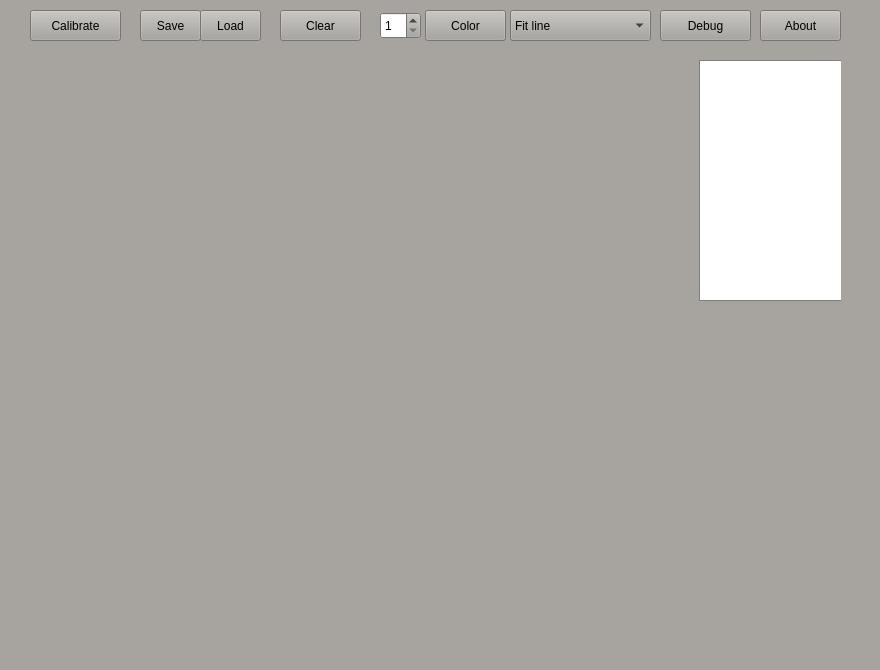
Old version of the form src/webcamWizard.ui in the repository laciKE/WebcamWizard.
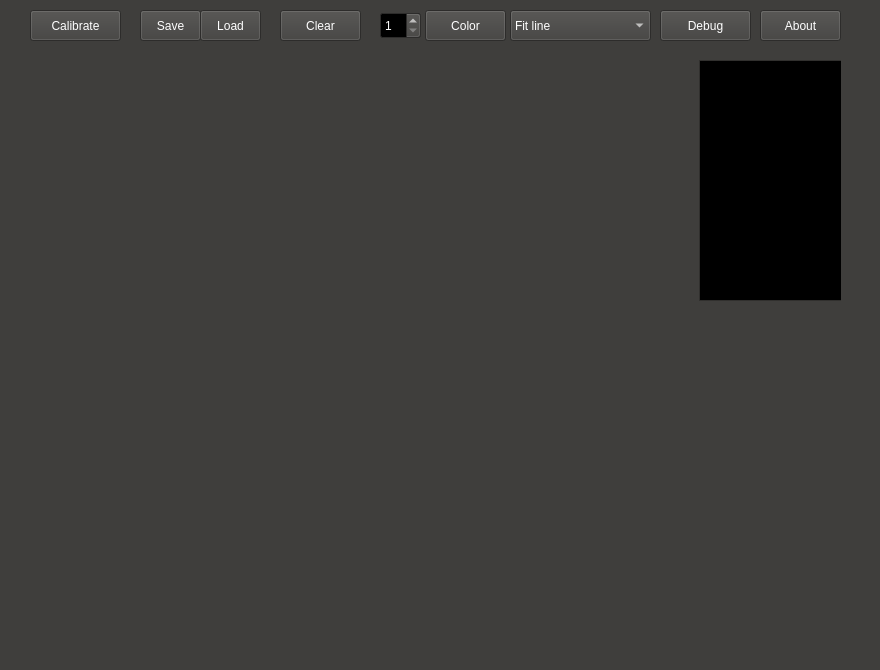
New version of the form.

```diff
--- a/src/webcamWizard.ui
+++ b/src/webcamWizard.ui
@@ -28,63 +28,63 @@
      <colorrole role="WindowText">
       <brush brushstyle="SolidPattern">
        <color alpha="255">
-        <red>0</red>
-        <green>0</green>
-        <blue>0</blue>
+        <red>255</red>
+        <green>255</green>
+        <blue>255</blue>
        </color>
       </brush>
      </colorrole>
      <colorrole role="Button">
       <brush brushstyle="SolidPattern">
        <color alpha="255">
-        <red>167</red>
-        <green>164</green>
-        <blue>159</blue>
+        <red>63</red>
+        <green>62</green>
+        <blue>60</blue>
        </color>
       </brush>
      </colorrole>
      <colorrole role="Light">
       <brush brushstyle="SolidPattern">
        <color alpha="255">
-        <red>251</red>
-        <green>246</green>
-        <blue>239</blue>
+        <red>94</red>
+        <green>93</green>
+        <blue>90</blue>
        </color>
       </brush>
      </colorrole>
      <colorrole role="Midlight">
       <brush brushstyle="SolidPattern">
        <color alpha="255">
-        <red>209</red>
-        <green>205</green>
-        <blue>199</blue>
+        <red>78</red>
+        <green>77</green>
+        <blue>75</blue>
        </color>
       </brush>
      </colorrole>
      <colorrole role="Dark">
       <brush brushstyle="SolidPattern">
        <color alpha="255">
-        <red>83</red>
-        <green>82</green>
-        <blue>79</blue>
+        <red>31</red>
+        <green>31</green>
+        <blue>30</blue>
        </color>
       </brush>
      </colorrole>
      <colorrole role="Mid">
       <brush brushstyle="SolidPattern">
        <color alpha="255">
-        <red>111</red>
-        <green>109</green>
-        <blue>106</blue>
+        <red>42</red>
+        <green>41</green>
+        <blue>40</blue>
        </color>
       </brush>
      </colorrole>
      <colorrole role="Text">
       <brush brushstyle="SolidPattern">
        <color alpha="255">
-        <red>0</red>
-        <green>0</green>
-        <blue>0</blue>
+        <red>255</red>
+        <green>255</green>
+        <blue>255</blue>
        </color>
       </brush>
      </colorrole>
@@ -100,27 +100,27 @@
      <colorrole role="ButtonText">
       <brush brushstyle="SolidPattern">
        <color alpha="255">
-        <red>0</red>
-        <green>0</green>
-        <blue>0</blue>
+        <red>255</red>
+        <green>255</green>
+        <blue>255</blue>
        </color>
       </brush>
      </colorrole>
      <colorrole role="Base">
       <brush brushstyle="SolidPattern">
        <color alpha="255">
-        <red>255</red>
-        <green>255</green>
-        <blue>255</blue>
+        <red>0</red>
+        <green>0</green>
+        <blue>0</blue>
        </color>
       </brush>
      </colorrole>
      <colorrole role="Window">
       <brush brushstyle="SolidPattern">
        <color alpha="255">
-        <red>167</red>
-        <green>164</green>
-        <blue>159</blue>
+        <red>63</red>
+        <green>62</green>
+        <blue>60</blue>
        </color>
       </brush>
      </colorrole>
@@ -136,9 +136,9 @@
      <colorrole role="AlternateBase">
       <brush brushstyle="SolidPattern">
        <color alpha="255">
-        <red>211</red>
-        <green>209</green>
-        <blue>207</blue>
+        <red>31</red>
+        <green>31</green>
+        <blue>30</blue>
        </color>
       </brush>
      </colorrole>
@@ -165,63 +165,63 @@
      <colorrole role="WindowText">
       <brush brushstyle="SolidPattern">
        <color alpha="255">
-        <red>0</red>
-        <green>0</green>
-        <blue>0</blue>
+        <red>255</red>
+        <green>255</green>
+        <blue>255</blue>
        </color>
       </brush>
      </colorrole>
      <colorrole role="Button">
       <brush brushstyle="SolidPattern">
        <color alpha="255">
-        <red>167</red>
-        <green>164</green>
-        <blue>159</blue>
+        <red>63</red>
+        <green>62</green>
+        <blue>60</blue>
        </color>
       </brush>
      </colorrole>
      <colorrole role="Light">
       <brush brushstyle="SolidPattern">
        <color alpha="255">
-        <red>251</red>
-        <green>246</green>
-        <blue>239</blue>
+        <red>94</red>
+        <green>93</green>
+        <blue>90</blue>
        </color>
       </brush>
      </colorrole>
      <colorrole role="Midlight">
       <brush brushstyle="SolidPattern">
        <color alpha="255">
-        <red>209</red>
-        <green>205</green>
-        <blue>199</blue>
+        <red>78</red>
+        <green>77</green>
+        <blue>75</blue>
        </color>
       </brush>
      </colorrole>
      <colorrole role="Dark">
       <brush brushstyle="SolidPattern">
        <color alpha="255">
-        <red>83</red>
-        <green>82</green>
-        <blue>79</blue>
+        <red>31</red>
+        <green>31</green>
+        <blue>30</blue>
        </color>
       </brush>
      </colorrole>
      <colorrole role="Mid">
       <brush brushstyle="SolidPattern">
        <color alpha="255">
-        <red>111</red>
-        <green>109</green>
-        <blue>106</blue>
+        <red>42</red>
+        <green>41</green>
+        <blue>40</blue>
        </color>
       </brush>
      </colorrole>
      <colorrole role="Text">
       <brush brushstyle="SolidPattern">
        <color alpha="255">
-        <red>0</red>
-        <green>0</green>
-        <blue>0</blue>
+        <red>255</red>
+        <green>255</green>
+        <blue>255</blue>
        </color>
       </brush>
      </colorrole>
@@ -237,27 +237,27 @@
      <colorrole role="ButtonText">
       <brush brushstyle="SolidPattern">
        <color alpha="255">
-        <red>0</red>
-        <green>0</green>
-        <blue>0</blue>
+        <red>255</red>
+        <green>255</green>
+        <blue>255</blue>
        </color>
       </brush>
      </colorrole>
      <colorrole role="Base">
       <brush brushstyle="SolidPattern">
        <color alpha="255">
-        <red>255</red>
-        <green>255</green>
-        <blue>255</blue>
+        <red>0</red>
+        <green>0</green>
+        <blue>0</blue>
        </color>
       </brush>
      </colorrole>
      <colorrole role="Window">
       <brush brushstyle="SolidPattern">
        <color alpha="255">
-        <red>167</red>
-        <green>164</green>
-        <blue>159</blue>
+        <red>63</red>
+        <green>62</green>
+        <blue>60</blue>
        </color>
       </brush>
      </colorrole>
@@ -273,9 +273,9 @@
      <colorrole role="AlternateBase">
       <brush brushstyle="SolidPattern">
        <color alpha="255">
-        <red>211</red>
-        <green>209</green>
-        <blue>207</blue>
+        <red>31</red>
+        <green>31</green>
+        <blue>30</blue>
        </color>
       </brush>
      </colorrole>
@@ -302,63 +302,63 @@
      <colorrole role="WindowText">
       <brush brushstyle="SolidPattern">
        <color alpha="255">
-        <red>83</red>
-        <green>82</green>
-        <blue>79</blue>
+        <red>31</red>
+        <green>31</green>
+        <blue>30</blue>
        </color>
       </brush>
      </colorrole>
      <colorrole role="Button">
       <brush brushstyle="SolidPattern">
        <color alpha="255">
-        <red>167</red>
-        <green>164</green>
-        <blue>159</blue>
+        <red>63</red>
+        <green>62</green>
+        <blue>60</blue>
        </color>
       </brush>
      </colorrole>
      <colorrole role="Light">
       <brush brushstyle="SolidPattern">
        <color alpha="255">
-        <red>251</red>
-        <green>246</green>
-        <blue>239</blue>
+        <red>94</red>
+        <green>93</green>
+        <blue>90</blue>
        </color>
       </brush>
      </colorrole>
      <colorrole role="Midlight">
       <brush brushstyle="SolidPattern">
        <color alpha="255">
-        <red>209</red>
-        <green>205</green>
-        <blue>199</blue>
+        <red>78</red>
+        <green>77</green>
+        <blue>75</blue>
        </color>
       </brush>
      </colorrole>
      <colorrole role="Dark">
       <brush brushstyle="SolidPattern">
        <color alpha="255">
-        <red>83</red>
-        <green>82</green>
-        <blue>79</blue>
+        <red>31</red>
+        <green>31</green>
+        <blue>30</blue>
        </color>
       </brush>
      </colorrole>
      <colorrole role="Mid">
       <brush brushstyle="SolidPattern">
        <color alpha="255">
-        <red>111</red>
-        <green>109</green>
-        <blue>106</blue>
+        <red>42</red>
+        <green>41</green>
+        <blue>40</blue>
        </color>
       </brush>
      </colorrole>
      <colorrole role="Text">
       <brush brushstyle="SolidPattern">
        <color alpha="255">
-        <red>83</red>
-        <green>82</green>
-        <blue>79</blue>
+        <red>31</red>
+        <green>31</green>
+        <blue>30</blue>
        </color>
       </brush>
      </colorrole>
@@ -374,27 +374,27 @@
      <colorrole role="ButtonText">
       <brush brushstyle="SolidPattern">
        <color alpha="255">
-        <red>83</red>
-        <green>82</green>
-        <blue>79</blue>
+        <red>31</red>
+        <green>31</green>
+        <blue>30</blue>
        </color>
       </brush>
      </colorrole>
      <colorrole role="Base">
       <brush brushstyle="SolidPattern">
        <color alpha="255">
-        <red>167</red>
-        <green>164</green>
-        <blue>159</blue>
+        <red>63</red>
+        <green>62</green>
+        <blue>60</blue>
        </color>
       </brush>
      </colorrole>
      <colorrole role="Window">
       <brush brushstyle="SolidPattern">
        <color alpha="255">
-        <red>167</red>
-        <green>164</green>
-        <blue>159</blue>
+        <red>63</red>
+        <green>62</green>
+        <blue>60</blue>
        </color>
       </brush>
      </colorrole>
@@ -410,9 +410,9 @@
      <colorrole role="AlternateBase">
       <brush brushstyle="SolidPattern">
        <color alpha="255">
-        <red>167</red>
-        <green>164</green>
-        <blue>159</blue>
+        <red>63</red>
+        <green>62</green>
+        <blue>60</blue>
        </color>
       </brush>
      </colorrole>
```
